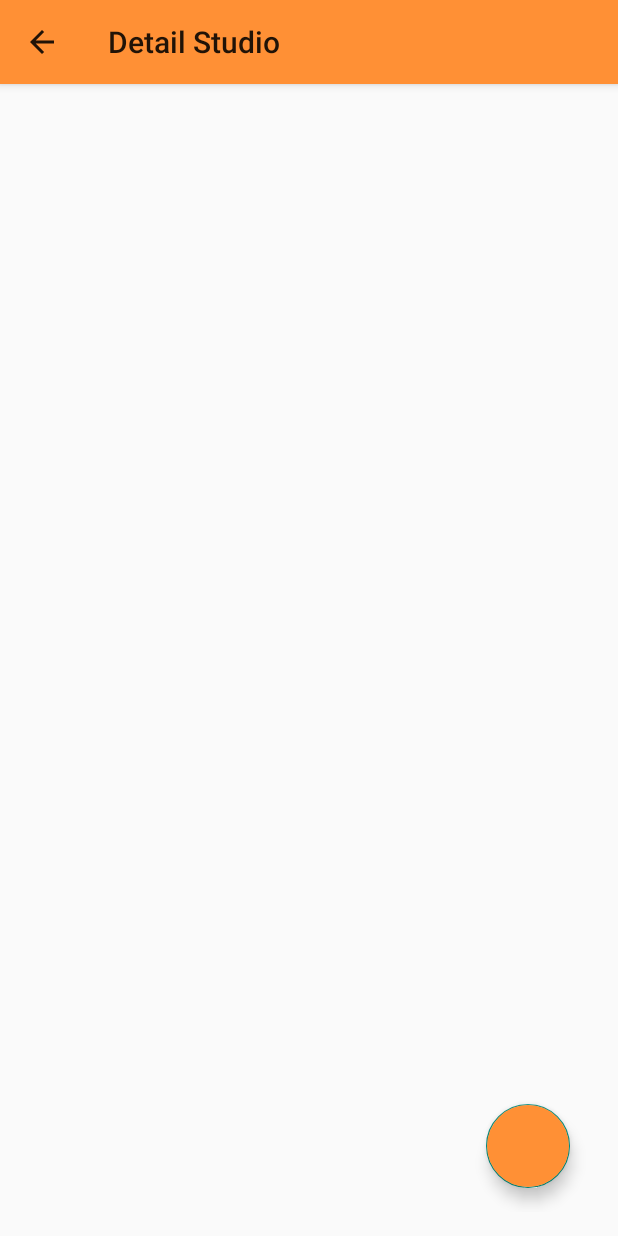
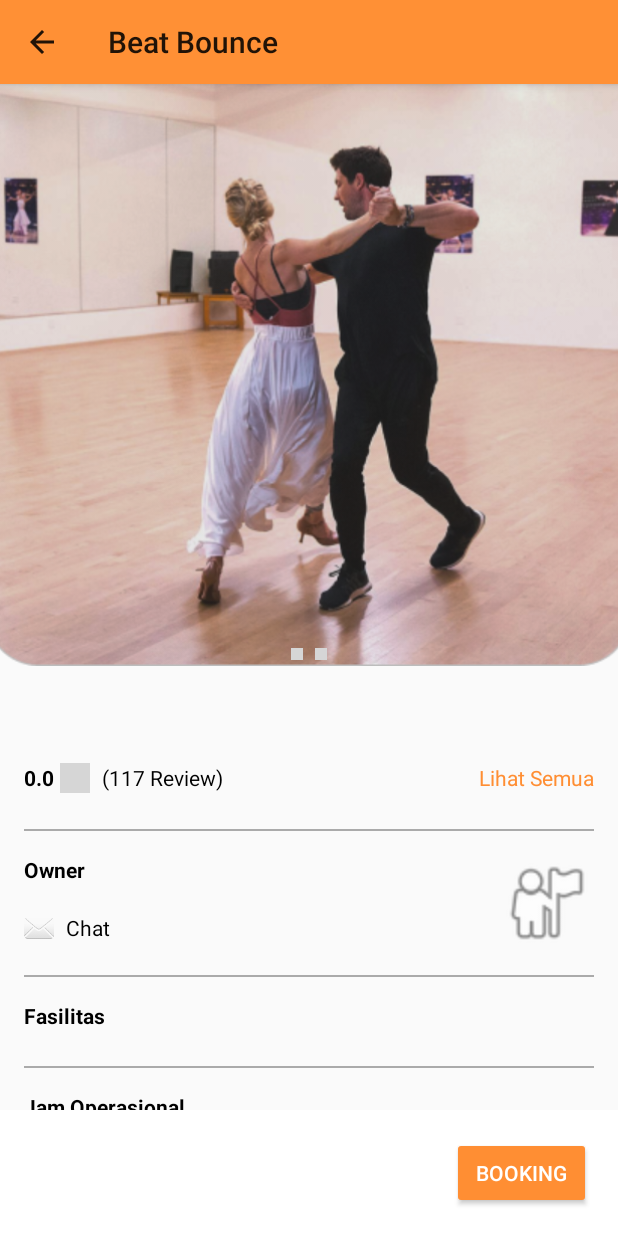
Before and after one commit to rendiwibawa/BeatBounce_UX, an Android app: the DetailActivity screen opened directly, with no data from a screen before it, on a phone screen of 412 x 824 dp. Run offline under Robolectric (Android 15) with nearby library versions, the phone set to English and light mode, and no system bars; grey boxes are pictures that could not be loaded.

Commit message:
Done gabungin ricad gid rendi sarah

```diff
--- a/app/src/main/AndroidManifest.xml
+++ b/app/src/main/AndroidManifest.xml
@@ -27,6 +27,7 @@
         <!-- android:name=".History.HistoryActivity" -->
         <!-- android:exported="false" /> -->
         <activity android:name=".Detail.DetailActivity" />
+        <activity android:name=".Detail.ReviewActivity" />
         <activity
             android:name=".PembayaranPilihJam.Pembayaran1Activity"
             android:exported="false" />
--- a/app/src/main/java/com/example/beatbounce/Detail/DetailActivity.java
+++ b/app/src/main/java/com/example/beatbounce/Detail/DetailActivity.java
@@ -1,35 +1,69 @@
 package com.example.beatbounce.Detail;
 
-import android.content.Intent;
 import android.os.Bundle;
+
+import androidx.appcompat.app.AppCompatActivity;
+import androidx.recyclerview.widget.LinearLayoutManager;
+import androidx.recyclerview.widget.RecyclerView;
+
+import com.example.beatbounce.PembayaranPilihJam.HourListActivity;
+import com.example.beatbounce.R;
+
 import android.view.MenuItem;
+import android.view.View;
 import android.widget.ImageView;
 import android.widget.TextView;
 import android.widget.Toolbar;
+import android.widget.ViewFlipper;
+import android.content.Intent;
+import android.widget.Button;
 
-import androidx.appcompat.app.AppCompatActivity;
+import java.util.List;
 
-import com.example.beatbounce.PembayaranPilihJam.HourListActivity;
-import com.example.beatbounce.R;
-import com.google.android.material.floatingactionbutton.FloatingActionButton;
 
 public class DetailActivity extends AppCompatActivity {
+
+    private ViewFlipper viewFlipper;
+    private Button bookingButton;
 
     @Override
     protected void onCreate(Bundle savedInstanceState) {
         super.onCreate(savedInstanceState);
-        setContentView(R.layout.activity_detail);
+        setContentView(R.layout.detail_page);
 
         Toolbar toolbar = new Toolbar(this);
-        toolbar.setTitle("Pilih Jam");
+        toolbar.setTitle("Detail Page");
         getSupportActionBar().setDisplayHomeAsUpEnabled(true);
+
+        viewFlipper = findViewById(R.id.viewFlipper);
+
+        viewFlipper.setInAnimation(this, android.R.anim.slide_in_left);
+        viewFlipper.setOutAnimation(this, android.R.anim.slide_out_right);
+
+        // Optionally set auto flipping
+        viewFlipper.setAutoStart(true);
+        viewFlipper.setFlipInterval(3000); // flip every 3 seconds
+        viewFlipper.startFlipping();
+
+        // Handle click event to show next view
+        viewFlipper.setOnClickListener(new View.OnClickListener() {
+            @Override
+            public void onClick(View v) {
+                viewFlipper.showNext();
+            }
+        });
+
+        // To programmatically trigger the click event and show next view
+        viewFlipper.performClick(); // This will trigger the OnClickListener
+
 
         ImageView imageViewDetail = findViewById(R.id.imageViewDetail);
         TextView textViewTitleDetail = findViewById(R.id.textViewTitleDetail);
         TextView textViewPriceDetail = findViewById(R.id.textViewPriceDetail);
         TextView textViewLocationDetail = findViewById(R.id.textViewLocationDetail);
         TextView textViewRatingDetail = findViewById(R.id.textViewRatingDetail);
-        FloatingActionButton fabBooking = findViewById(R.id.bookingButton);
+        TextView textViewOwnerDetail = findViewById(R.id.textViewOwnerDetail);
+        Button bookButton = findViewById(R.id.bookingButton);
 
         // Get data from Intent
         Intent intent = getIntent();
@@ -37,7 +71,12 @@ public class DetailActivity extends AppCompatActivity {
         String title = intent.getStringExtra("title");
         String price = intent.getStringExtra("price");
         String location = intent.getStringExtra("location");
-        String rating = intent.getStringExtra("rating");
+        double rating = intent.getDoubleExtra("rating", 0.0);
+        String owner = intent.getStringExtra("owner");
+
+
+
+
 
         // Set data to views
         if (imageResId != -1) {
@@ -46,27 +85,78 @@ public class DetailActivity extends AppCompatActivity {
         textViewTitleDetail.setText(title);
         textViewPriceDetail.setText(price);
         textViewLocationDetail.setText(location);
-        textViewRatingDetail.setText(rating);
+        textViewRatingDetail.setText(String.valueOf(rating));
+        textViewOwnerDetail.setText(owner);
 
-        // Setup toolbar with back button
-        if (getSupportActionBar() != null) {
-            getSupportActionBar().setTitle("Detail Studio");
-            getSupportActionBar().setDisplayHomeAsUpEnabled(true);
-        }
 
-        fabBooking.setOnClickListener(v -> {
+        bookButton.setOnClickListener(v -> {
             Intent bookingIntent = new Intent(DetailActivity.this, HourListActivity.class);
 
             bookingIntent.putExtra("imageResId", imageResId);
             bookingIntent.putExtra("title", title);
+            bookingIntent.putExtra("price", price);
+            bookingIntent.putExtra("location", location);
             bookingIntent.putExtra("rating", rating);
 
             startActivity(bookingIntent);
 
         });
+
+        // Find the TextView
+        TextView lihatSemua = findViewById(R.id.lihatSemua);
+
+// Set an OnClickListener
+        lihatSemua.setOnClickListener(new View.OnClickListener() {
+            @Override
+            public void onClick(View v) {
+                // Create an Intent to start ReviewActivity
+                Intent intent = new Intent(DetailActivity.this, ReviewActivity.class);
+
+                intent.putExtra("title", title);
+                intent.putExtra("price", price);
+                intent.putExtra("location", location);
+                intent.putExtra("rating", rating);
+                intent.putExtra("imageResId", imageResId);
+
+
+                // Start the ReviewActivity
+                startActivity(intent);
+            }
+        });
+
+        // Find the RecyclerView
+        RecyclerView recyclerViewFacility = findViewById(R.id.recyclerViewFacilityDetail);
+
+// Set its layout manager
+        recyclerViewFacility.setLayoutManager(new LinearLayoutManager(this, LinearLayoutManager.HORIZONTAL, false));
+
+// Get the facility images from Intent
+        // Get the facility images from Intent
+        List<Integer> facilityImages = (List<Integer>) getIntent().getSerializableExtra("facilities");
+
+        if (facilityImages != null) {
+            // Set its adapter
+            FacilityAdapter facilityAdapter = new FacilityAdapter(facilityImages);
+            recyclerViewFacility.setAdapter(facilityAdapter);
+        }
+
+        // Find the RecyclerView for genres
+        RecyclerView recyclerViewGenre = findViewById(R.id.recyclerViewTagDetail);
+
+// Set its layout manager
+        recyclerViewGenre.setLayoutManager(new LinearLayoutManager(this, LinearLayoutManager.HORIZONTAL, false));
+
+// Get the genre names from Intent
+        List<String> genreNames = (List<String>) getIntent().getSerializableExtra("genres");
+
+        if (genreNames != null) {
+            // Create an instance of GenreAdapter
+            GenreAdapter genreAdapter = new GenreAdapter(genreNames);
+
+            // Set the adapter to the RecyclerView
+            recyclerViewGenre.setAdapter(genreAdapter);
+        }
     }
-
-    @Override
     public boolean onOptionsItemSelected(MenuItem item) {
         if (item.getItemId() == android.R.id.home) {
             onBackPressed();
--- a/app/src/main/java/com/example/beatbounce/Home/CardBesarAdapter.java
+++ b/app/src/main/java/com/example/beatbounce/Home/CardBesarAdapter.java
@@ -14,7 +14,6 @@ import androidx.recyclerview.widget.RecyclerView;
 
 
 import com.example.beatbounce.Detail.DetailActivity;
-import com.example.beatbounce.Detail.GidDetailActivity;
 import com.example.beatbounce.R;
 
 import java.util.List;
@@ -93,7 +92,7 @@ public class CardBesarAdapter extends RecyclerView.Adapter<CardBesarAdapter.Card
                         // Start DetailActivity with the clicked item's details
                         Context context = v.getContext();
 //                        Intent intent = new Intent(context, DetailActivity.class);
-                        Intent intent = new Intent(context, GidDetailActivity.class);
+                        Intent intent = new Intent(context, DetailActivity.class);
 
                         intent.putExtra("imageResId", clickedItem.getImageResId());
                         intent.putExtra("title", clickedItem.getTitle());
--- a/app/src/main/java/com/example/beatbounce/Home/StudioAdapter.java
+++ b/app/src/main/java/com/example/beatbounce/Home/StudioAdapter.java
@@ -11,7 +11,7 @@ import android.widget.TextView;
 import androidx.annotation.NonNull;
 import androidx.recyclerview.widget.RecyclerView;
 
-import com.example.beatbounce.Detail.GidDetailActivity;
+import com.example.beatbounce.Detail.DetailActivity;
 import com.example.beatbounce.R;
 
 import java.util.ArrayList;
@@ -71,7 +71,7 @@ public class StudioAdapter extends RecyclerView.Adapter<StudioAdapter.StudioView
                         Studio clickedStudio = studioListBesar.get(position);
                         // Start DetailActivity with the clicked item's details
                         Context context = v.getContext();
-                        Intent intent = new Intent(context, GidDetailActivity.class);
+                        Intent intent = new Intent(context, DetailActivity.class);
 
                         intent.putExtra("imageResId", clickedStudio.getImageResource());
                         intent.putExtra("title", clickedStudio.getName());
--- a/app/src/main/java/com/example/beatbounce/PembayaranPilihJam/HourListActivity.java
+++ b/app/src/main/java/com/example/beatbounce/PembayaranPilihJam/HourListActivity.java
@@ -7,14 +7,12 @@ import android.widget.Button;
 import android.widget.CompoundButton;
 import android.widget.Switch;
 import android.widget.TextView;
-import android.widget.Toolbar;
 
 import androidx.appcompat.app.AlertDialog;
 import androidx.appcompat.app.AppCompatActivity;
 import androidx.recyclerview.widget.LinearLayoutManager;
 import androidx.recyclerview.widget.RecyclerView;
 
-import com.example.beatbounce.Detail.DetailActivity;
 import com.example.beatbounce.R;
 
 import java.util.ArrayList;
--- a/app/src/main/java/com/example/beatbounce/StudioAdapter.java
+++ b/app/src/main/java/com/example/beatbounce/StudioAdapter.java
@@ -13,7 +13,6 @@ import androidx.annotation.NonNull;
 import androidx.recyclerview.widget.RecyclerView;
 
 import com.example.beatbounce.Detail.DetailActivity;
-import com.example.beatbounce.Home.CardBesarItem;
 
 import java.util.List;
 public class StudioAdapter extends RecyclerView.Adapter<StudioAdapter.StudioViewHolder> {
--- a/app/src/main/res/layout/detail_page.xml
+++ b/app/src/main/res/layout/detail_page.xml
@@ -4,7 +4,7 @@
     xmlns:tools="http://schemas.android.com/tools"
     android:layout_width="match_parent"
     android:layout_height="match_parent"
-    tools:context=".Detail.GidDetailActivity">
+    tools:context=".Detail.DetailActivity">
 
     <androidx.core.widget.NestedScrollView
         android:layout_width="match_parent"
```
Also changed, not shown: app/src/main/java/com/example/beatbounce/Detail/GidDetailActivity.java (deleted, +0 -160 lines), app/src/main/java/com/example/beatbounce/Detail/ReviewActivity.java (+11 -0 lines), app/src/main/java/com/example/beatbounce/Home/Home.java (deleted, +0 -17 lines), app/src/main/java/com/example/beatbounce/Home/HomeActivity.java (+42 -4 lines).
